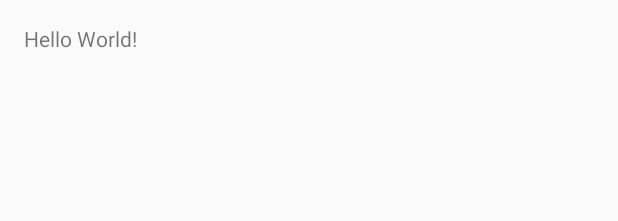
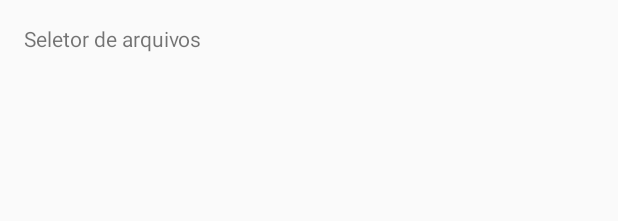
Before and after one commit to RudsonCarvalho/android_poc_seletor_arquivos, an Android app: the layout activity_main.xml on its own in the app's theme, with its tools: preview values and no code run, on a phone screen of 412 x 824 dp. Shown: the top 221 px of the screen. Run offline under Robolectric (Android 15) with nearby library versions, the phone set to English and light mode, and no system bars.

Commit message:
alteracao de texto

```diff
--- a/app/src/main/res/layout/activity_main.xml
+++ b/app/src/main/res/layout/activity_main.xml
@@ -14,5 +14,5 @@
     <TextView
         android:layout_width="wrap_content"
         android:layout_height="wrap_content"
-        android:text="Hello World!" />
+        android:text="Seletor de arquivos" />
 </RelativeLayout>
```
